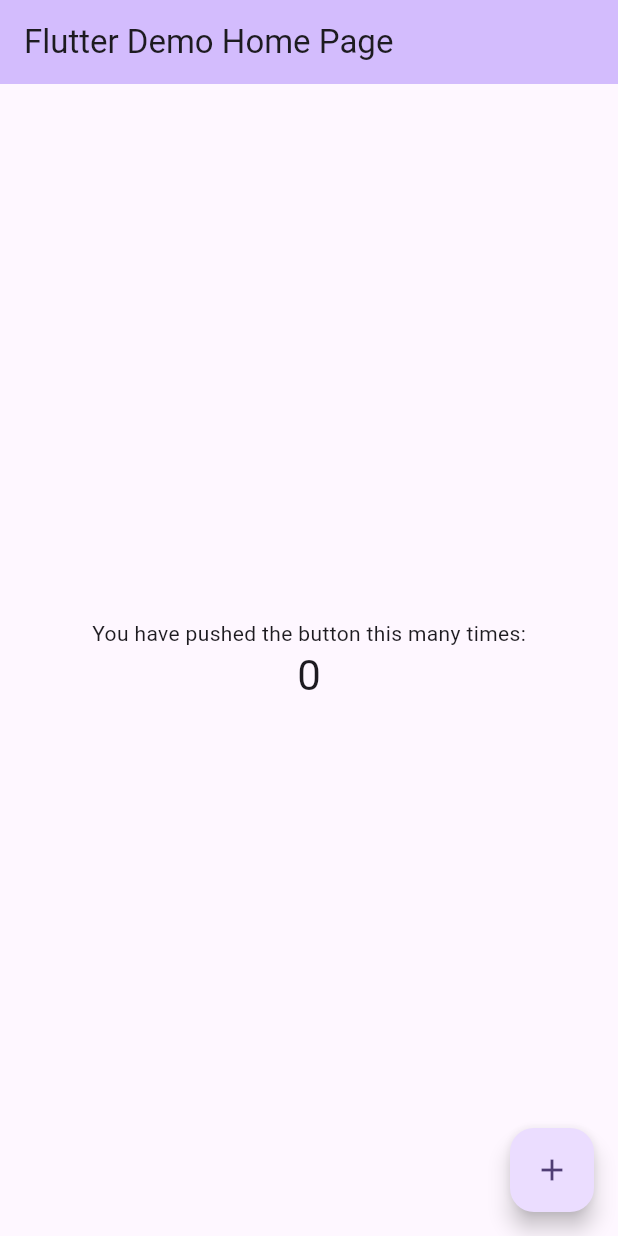
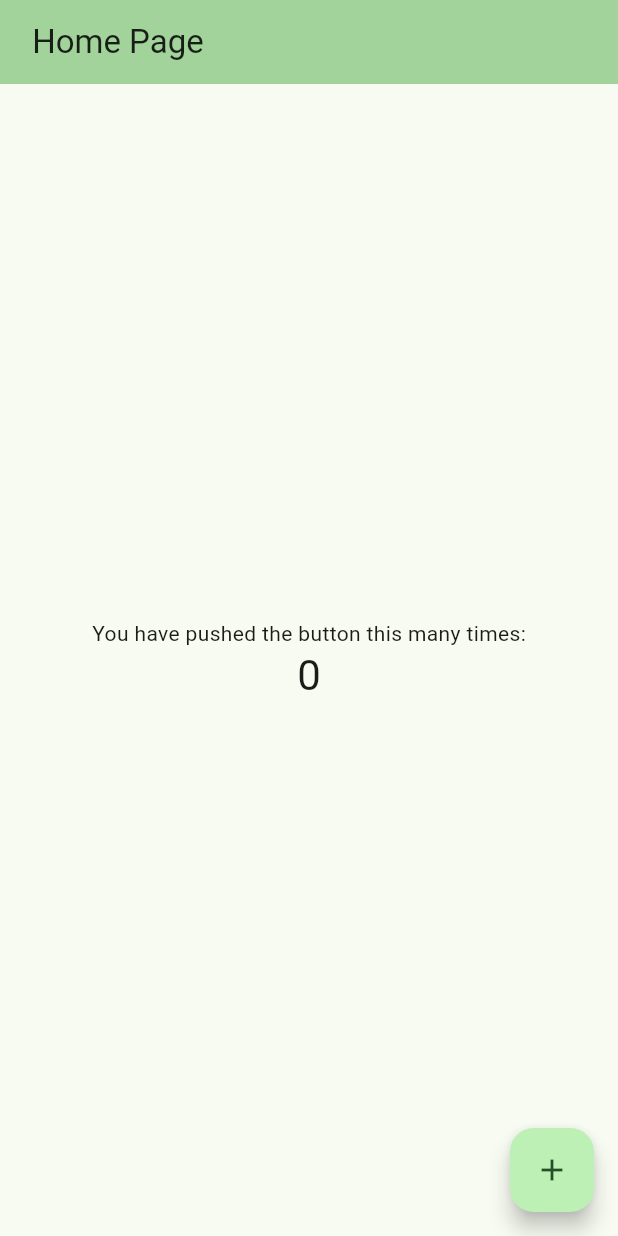
Before and after one commit to AkinniyiS/digital, a Flutter app: the screen it shows after launch, on a phone screen of 412 x 824 dp. Run offline on Flutter 3.47's test engine with Material 3 defaults, Android fonts, the phone set to English and light mode, and no system bars.

Commit message:
Changed Name

```diff
--- a/lib/main.dart
+++ b/lib/main.dart
@@ -28,10 +28,10 @@ class MyApp extends StatelessWidget {
         //
         // This works for code too, not just values: Most code changes can be
         // tested with just a hot reload.
-        colorScheme: ColorScheme.fromSeed(seedColor: Colors.deepPurple),
+        colorScheme: ColorScheme.fromSeed(seedColor: Colors.green),
         useMaterial3: true,
       ),
-      home: const MyHomePage(title: 'Flutter Demo Home Page'),
+      home: const MyHomePage(title: ' Home Page'),
     );
   }
 }
```
